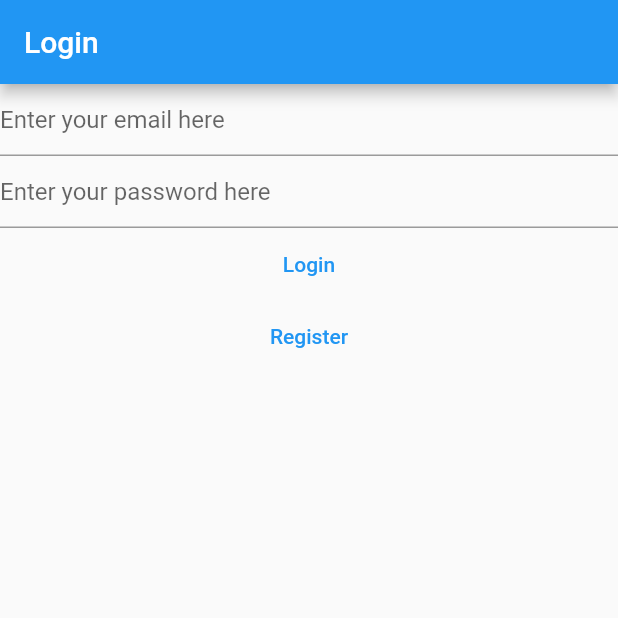
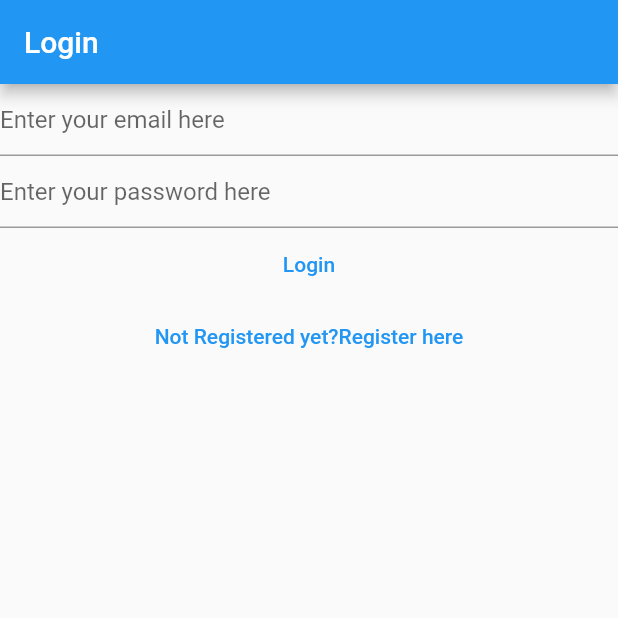
Before and after one commit to Sahani44/NotePost, a Flutter app: the screen it shows after launch, after a tap on "Login", on a phone screen of 412 x 824 dp, the top half of it. Run offline on Flutter 3.47's test engine with Material 2 defaults, Android fonts, the phone set to English and light mode, and no system bars; our stand-ins replace firebase_auth, firebase_core; accounts and stored records are empty; network calls fail.

Commit message:
code cleaning

```diff
--- /dev/null
+++ b/lib/constants/routes.dart
@@ -0,0 +1,3 @@
+const loginRoute = '/login/';
+const registerRoute = '/register/';
+const notesRoute = '/notes/';
--- a/lib/main.dart
+++ b/lib/main.dart
@@ -1,6 +1,7 @@
 import 'package:firebase_auth/firebase_auth.dart';
 import 'package:firebase_core/firebase_core.dart';
 import 'package:flutter/material.dart';
+import 'package:note_post/constants/routes.dart';
 import 'package:note_post/views/login_view.dart';
 import 'package:note_post/views/notes_view.dart';
 import 'package:note_post/views/register_view.dart';
@@ -25,9 +26,9 @@ class MyApp extends StatelessWidget {
       ),
       home: const HomePage(),
       routes: {
-        '/login/' : (context) => const LoginView(),
-        '/register/' : (context) => const RegisterView(),
-        '/notes/' :(context) => const NotesView()
+        loginRoute : (context) => const LoginView(),
+        registerRoute : (context) => const RegisterView(),
+        notesRoute :(context) => const NotesView()
       },
     );
   }
--- a/lib/views/login_view.dart
+++ b/lib/views/login_view.dart
@@ -2,6 +2,7 @@ import 'package:flutter/material.dart';
 import 'package:firebase_auth/firebase_auth.dart';
 import 'dart:developer' as devtools show log;
 
+import 'package:note_post/constants/routes.dart';
 
 class LoginView extends StatefulWidget {
   const LoginView({Key? key}) : super(key: key);
@@ -41,42 +42,46 @@ class _LoginViewState extends State<LoginView> {
             enableSuggestions: false,
             autocorrect: false,
             keyboardType: TextInputType.emailAddress,
-            decoration: const InputDecoration(hintText: 'Enter your email here'),
+            decoration:
+                const InputDecoration(hintText: 'Enter your email here'),
           ),
           TextField(
             controller: _password,
             obscureText: true,
             enableSuggestions: false,
             autocorrect: false,
-            decoration: const InputDecoration(hintText: 'Enter your password here'),
+            decoration:
+              const InputDecoration(hintText: 'Enter your password here'),
           ),
           TextButton(
             onPressed: () async {
               final email = _email.text;
               final password = _password.text;
               try {
-                final userCredential = await FirebaseAuth.instance.signInWithEmailAndPassword(email: email, password: password);
-                devtools.log(userCredential.toString());
+                await FirebaseAuth.instance.signInWithEmailAndPassword(
+                  email: email,
+                  password: password,
+                );
                 if (!mounted) return;
-                Navigator.of(context).pushNamedAndRemoveUntil('/notes/', (route) => false);
-              }
-              on FirebaseAuthException catch (e) {
-                if(e.code == 'user-not-found')
-                {
+                Navigator.of(context).pushNamedAndRemoveUntil(notesRoute, (route) => false,);
+                } on FirebaseAuthException catch (e) {
+                if (e.code == 'user-not-found') {
                   devtools.log('User not found');
-                }
-                else if(e.code == 'wrong-password')
-                {
+                } else if (e.code == 'wrong-password') {
                   devtools.log('Wrong password');
                 }
               }
             },
             child: const Text('Login'),
           ),
-          TextButton(onPressed: () {
-            Navigator.of(context).pushNamedAndRemoveUntil('/register/', (route) => false);
+          TextButton(
+            onPressed: () {
+              Navigator.of(context).pushNamedAndRemoveUntil(
+                registerRoute,
+                (route) => false,
+              );
             },
-          child: const Text('Register')
+            child: const Text('Not Registered yet?Register here'),
           )
         ],
       ),
```
Also changed, not shown: lib/views/register_view.dart (+13 -19 lines). Lines whose indentation alone changed are shown as unchanged.
